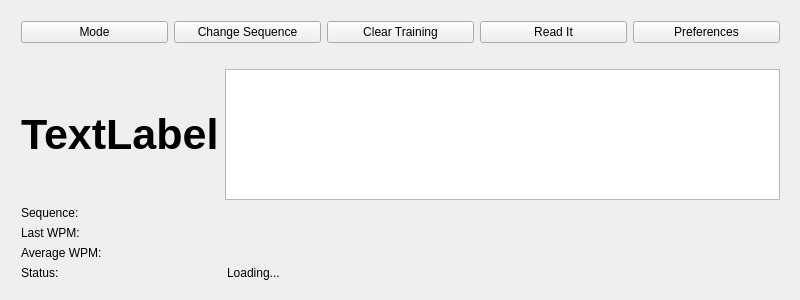
This is MainWindow.ui in hardaker/CuteCW as Qt 5 draws it before an edit. The edited form follows.
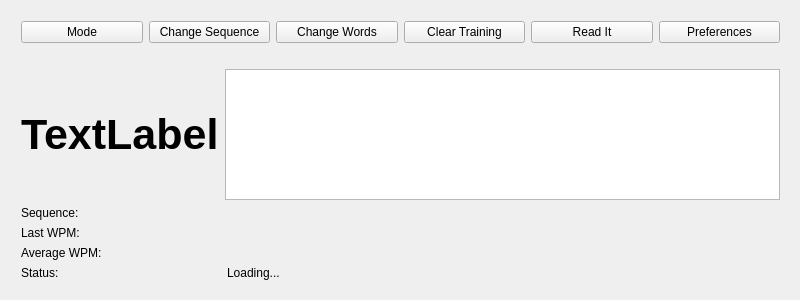
This is the edited form.

Commit message: created a new switch-words menu

What changed in the file:
```diff
--- a/MainWindow.ui
+++ b/MainWindow.ui
@@ -46,6 +46,13 @@
          </property>
         </widget>
        </item>
+       <item>
+        <widget class="QPushButton" name="changeWords">
+         <property name="text">
+          <string>Change Words</string>
+         </property>
+        </widget>
+       </item>
        <item>
         <widget class="QPushButton" name="clearTraining">
          <property name="text">
```
The commit also changes 1 other file.
